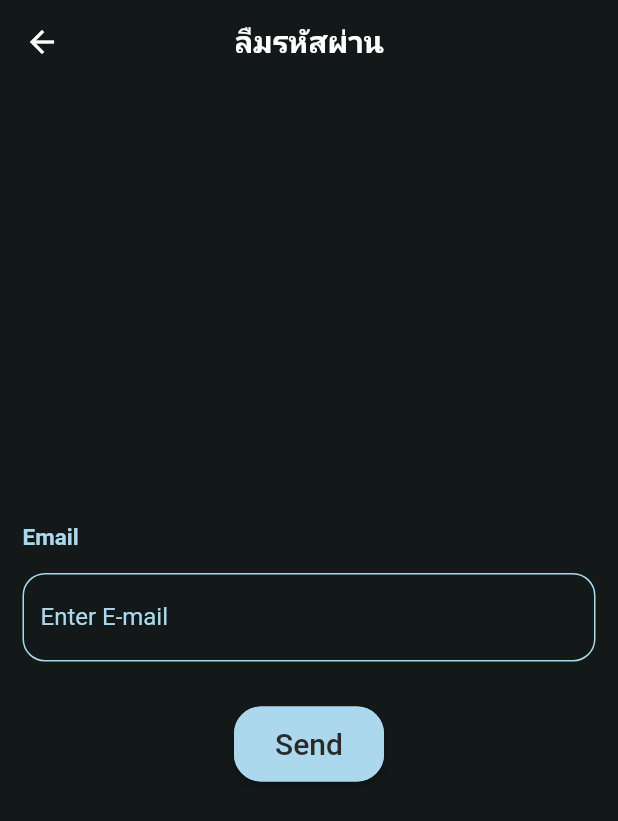
After one commit to ISongwuts/IOT-APP, a Flutter app: the RSPScreen screen opened directly, after a tap on "Send", on a phone screen of 412 x 824 dp. The commit adds this screen. Shown: the top 821 px of the screen. Run offline on Flutter 3.47's test engine with Material 2 defaults, Android fonts, the phone set to English and light mode, and no system bars; our stand-ins replace avatar_glow, connectivity, curved_navigation_bar, firebase_auth, firebase_core, firebase_database and 11 more; missing offline and left inert: email_auth, wiredash; accounts and stored records are empty; network calls fail.

Commit message:
build a reset password screen.

```diff
--- a/lib/screens/auth/loginscreen.dart
+++ b/lib/screens/auth/loginscreen.dart
@@ -8,6 +8,7 @@ import 'package:font_awesome_flutter/font_awesome_flutter.dart';
 import 'package:form_field_validator/form_field_validator.dart';
 import 'package:myapp/screens/auth/authvalidation.dart';
 import 'package:myapp/screens/auth/registerscreen.dart';
+import 'package:myapp/screens/auth/resetpasswordscreen.dart';
 import 'package:myapp/screens/auth/verifyscreen.dart';
 import 'package:myapp/screens/mainscreen.dart';
 import 'package:myapp/screens/model/profile.dart';
@@ -50,7 +51,7 @@ class _LoginScreenState extends State<LoginScreen> {
   @override
   Widget build(BuildContext context) {
     return WillPopScope(
-      onWillPop: ()async=>false,
+      onWillPop: () async => false,
       child: FutureBuilder(
           future: firebase,
           builder: (context, snapshot) {
@@ -85,8 +86,7 @@ class _LoginScreenState extends State<LoginScreen> {
                   elevation: 0,
                 ),
                 backgroundColor: const Color(0xff131818),
-                body: Container(
-                  child: Padding(
+                body: Padding(
                   padding: const EdgeInsets.fromLTRB(15, 20, 15, 15),
                   child: SingleChildScrollView(
                     child: Form(
@@ -130,7 +130,8 @@ class _LoginScreenState extends State<LoginScreen> {
                                   cursorColor: Color(0xffabd8ed),
                                   validator: MultiValidator([
                                     RequiredValidator(
-                                          errorText: "Please insert the email."),
+                                        errorText:
+                                            "Please insert the email."),
                                     EmailValidator(
                                         errorText:
                                             "Invalid email type please try again.")
@@ -142,8 +143,8 @@ class _LoginScreenState extends State<LoginScreen> {
                                     profile.email = email!;
                                   },
                                   keyboardType: TextInputType.emailAddress,
-                                    style:
-                                        const TextStyle(color: Color(0xffabd8ed)),
+                                  style: const TextStyle(
+                                      color: Color(0xffabd8ed)),
                                   decoration: InputDecoration(
                                       labelText: 'Enter E-mail',
                                       hintText: 'Example@gmail.com',
@@ -153,21 +154,25 @@ class _LoginScreenState extends State<LoginScreen> {
                                           TextStyle(color: Color(0xffd2dfe5)),
                                       enabledBorder: OutlineInputBorder(
                                         borderSide: const BorderSide(
-                                              width: 1, color: Color(0xffabd8ed)),
-                                          borderRadius: BorderRadius.circular(15),
+                                            width: 1,
+                                            color: Color(0xffabd8ed)),
+                                        borderRadius:
+                                            BorderRadius.circular(15),
                                       ),
                                       focusedBorder: OutlineInputBorder(
                                         borderSide: const BorderSide(
-                                              width: 3, color: Color(0xffabd8ed)),
-                                          borderRadius: BorderRadius.circular(15),
+                                            width: 3,
+                                            color: Color(0xffabd8ed)),
+                                        borderRadius:
+                                            BorderRadius.circular(15),
                                       ))),
                             ),
                             TextForm("Password"),
                             Container(
                               margin: const EdgeInsets.fromLTRB(0, 15, 0, 15),
                               child: TextFormField(
-                                    style:
-                                        const TextStyle(color: Color(0xffabd8ed)),
+                                  style: const TextStyle(
+                                      color: Color(0xffabd8ed)),
                                   cursorColor: Color(0xffabd8ed),
                                   validator: MultiValidator([
                                     RequiredValidator(
@@ -194,13 +199,17 @@ class _LoginScreenState extends State<LoginScreen> {
                                           TextStyle(color: Color(0xffabd8ed)),
                                       enabledBorder: OutlineInputBorder(
                                         borderSide: const BorderSide(
-                                              width: 1, color: Color(0xffabd8ed)),
-                                          borderRadius: BorderRadius.circular(15),
+                                            width: 1,
+                                            color: Color(0xffabd8ed)),
+                                        borderRadius:
+                                            BorderRadius.circular(15),
                                       ),
                                       focusedBorder: OutlineInputBorder(
                                         borderSide: const BorderSide(
-                                              width: 3, color: Color(0xffabd8ed)),
-                                          borderRadius: BorderRadius.circular(15),
+                                            width: 3,
+                                            color: Color(0xffabd8ed)),
+                                        borderRadius:
+                                            BorderRadius.circular(15),
                                       ))),
                             ),
                             Container(
@@ -227,7 +236,8 @@ class _LoginScreenState extends State<LoginScreen> {
                                                     gravity:
                                                         ToastGravity.CENTER,
                                                   ),
-                                                    formKey.currentState!.reset(),
+                                                  formKey.currentState!
+                                                      .reset(),
                                                   Future.delayed(
                                                       const Duration(
                                                           seconds: 1),
@@ -245,8 +255,7 @@ class _LoginScreenState extends State<LoginScreen> {
                                                                   animation,
                                                                   animationTime,
                                                                   child) {
-                                                              animation =
-                                                                  CurvedAnimation(
+                                                            animation = CurvedAnimation(
                                                                 parent:
                                                                     animation,
                                                                 curve: Curves
@@ -264,7 +273,6 @@ class _LoginScreenState extends State<LoginScreen> {
                                                               animationTime) {
                                                             return const AuthValidation();
                                                           }),
-
                                                     );
                                                   })
                                                 });
@@ -337,6 +345,46 @@ class _LoginScreenState extends State<LoginScreen> {
                                 ),
                               ])),
                             ),
+                            Container(
+                              margin: EdgeInsets.fromLTRB(0, 10, 0, 10),
+                              alignment: Alignment.center,
+                              child: RichText(
+                                text: TextSpan(
+                                  text: "ลืมรหัสผ่าน?",
+                                  style: const TextStyle(
+                                    color: Color(0xffabd8ed),
+                                    fontWeight: FontWeight.bold,
+                                    decoration: TextDecoration.underline,
+                                  ),
+                                  recognizer: TapGestureRecognizer()
+                                    ..onTap = () {
+                                      Navigator.push(
+                                        context,
+                                        PageRouteBuilder(
+                                            transitionDuration:
+                                                Duration(milliseconds: 500),
+                                            transitionsBuilder: (context,
+                                                animation,
+                                                animationTime,
+                                                child) {
+                                              animation = CurvedAnimation(
+                                                  parent: animation,
+                                                  curve:
+                                                      Curves.linearToEaseOut);
+                                              return ScaleTransition(
+                                                  alignment: Alignment.center,
+                                                  scale: animation,
+                                                  child: child);
+                                            },
+                                            pageBuilder: (context, animation,
+                                                animationTime) {
+                                              return const RSPScreen();
+                                            }),
+                                      );
+                                    },
+                                ),
+                              ),
+                            ),
                             Row(children: const [
                               Expanded(
                                   child: Divider(
@@ -377,10 +425,13 @@ class _LoginScreenState extends State<LoginScreen> {
                                             transitionDuration:
                                                 Duration(milliseconds: 500),
                                             transitionsBuilder: (context,
-                                              animation, animationTime, child) {
+                                                animation,
+                                                animationTime,
+                                                child) {
                                               animation = CurvedAnimation(
                                                   parent: animation,
-                                                curve: Curves.linearToEaseOut);
+                                                  curve:
+                                                      Curves.linearToEaseOut);
                                               return ScaleTransition(
                                                   alignment: Alignment.center,
                                                   scale: animation,
@@ -409,7 +460,6 @@ class _LoginScreenState extends State<LoginScreen> {
                     ),
                   ),
                 ),
-                ),
               );
             }
             return const Scaffold(
--- /dev/null
+++ b/lib/screens/auth/resetpasswordscreen.dart
@@ -0,0 +1,130 @@
+import 'package:firebase_auth/firebase_auth.dart';
+import 'package:flutter/material.dart';
+import 'package:fluttertoast/fluttertoast.dart';
+import 'package:font_awesome_flutter/font_awesome_flutter.dart';
+import 'package:form_field_validator/form_field_validator.dart';
+import 'package:myapp/screens/model/profile.dart';
+
+class RSPScreen extends StatefulWidget {
+  const RSPScreen({Key? key}) : super(key: key);
+
+  @override
+  _RSPScreenState createState() => _RSPScreenState();
+}
+
+class _RSPScreenState extends State<RSPScreen> {
+  final formKey = GlobalKey<FormState>();
+  Profile profile = Profile(
+    email: '',
+    password: '',
+    confirmPassword: '',
+  );
+  Widget TextForm(String title) {
+    return Text(title,
+        style: const TextStyle(
+            fontSize: 15,
+            color: Color(0xffabd8ed),
+            fontWeight: FontWeight.bold));
+  }
+
+  @override
+  Widget build(BuildContext context) {
+    return Scaffold(
+      appBar: AppBar(
+        centerTitle: true,
+        title: const Text(
+          "ลืมรหัสผ่าน",
+          style: TextStyle(
+            color: Colors.white,
+            fontWeight: FontWeight.bold,
+          ),
+        ),
+        iconTheme: const IconThemeData(
+          color: Colors.white,
+        ),
+        backgroundColor: Colors.transparent,
+        elevation: 0,
+      ),
+      backgroundColor: const Color(0xff131818),
+      body: Padding(
+        padding: const EdgeInsets.fromLTRB(15, 20, 15, 15),
+        child: Center(
+          child: SingleChildScrollView(
+            child: Form(
+              key: formKey,
+              child: Column(
+                crossAxisAlignment: CrossAxisAlignment.start,
+                children: [
+                  TextForm("Email"),
+                  Container(
+                    margin: const EdgeInsets.fromLTRB(0, 15, 0, 15),
+                    child: TextFormField(
+                        cursorColor: Color(0xffabd8ed),
+                        validator: MultiValidator([
+                          RequiredValidator(
+                              errorText: "Please insert the email."),
+                          EmailValidator(
+                              errorText: "Invalid email type please try again.")
+                        ]),
+                        onChanged: (String? email) {
+                          profile.email = email!;
+                        },
+                        onSaved: (String? email) {
+                          profile.email = email!;
+                        },
+                        keyboardType: TextInputType.emailAddress,
+                        style: const TextStyle(color: Color(0xffabd8ed)),
+                        decoration: InputDecoration(
+                            labelText: 'Enter E-mail',
+                            hintText: 'Example@gmail.com',
+                            labelStyle: TextStyle(color: Color(0xffabd8ed)),
+                            hintStyle: TextStyle(color: Color(0xffd2dfe5)),
+                            enabledBorder: OutlineInputBorder(
+                              borderSide: const BorderSide(
+                                  width: 1, color: Color(0xffabd8ed)),
+                              borderRadius: BorderRadius.circular(15),
+                            ),
+                            focusedBorder: OutlineInputBorder(
+                              borderSide: const BorderSide(
+                                  width: 3, color: Color(0xffabd8ed)),
+                              borderRadius: BorderRadius.circular(15),
+                            ))),
+                  ),
+                  Container(
+                    alignment: Alignment.center,
+                    margin: const EdgeInsets.fromLTRB(0, 15, 0, 15),
+                    child: SizedBox(
+                      height: 50,
+                      width: 100,
+                      child: ElevatedButton(
+                        child: const Text("Send",
+                            style: TextStyle(
+                                fontSize: 20, color: Color(0xff292a2a))),
+                        onPressed: () async {
+                          await FirebaseAuth.instance
+                              .sendPasswordResetEmail(email: profile.email);
+                          Fluttertoast.showToast(
+                            msg: "Mail has been sent",
+                            gravity: ToastGravity.CENTER,
+                          );
+                          Navigator.of(context).pop();
+                        },
+                        style: ElevatedButton.styleFrom(
+                            primary: Color(0xffabd8ed),
+                            onPrimary: Colors.blue,
+                            shape: RoundedRectangleBorder(
+                                borderRadius: BorderRadius.circular(18.0),
+                                side: const BorderSide(
+                                    color: Color(0xffabd8ed)))),
+                      ),
+                    ),
+                  ),
+                ],
+              ),
+            ),
+          ),
+        ),
+      ),
+    );
+  }
+}
```
Lines whose indentation alone changed are shown as unchanged.
